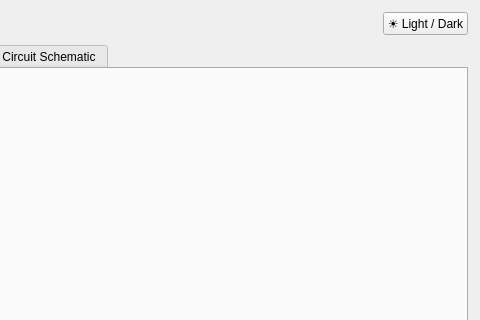
Qt form mainwindow.ui (oscarys/filter-toolbox) before a commit; both pictures show x 800 to 1280 and y 0 to 320 of the 1280 by 820 pixel window.
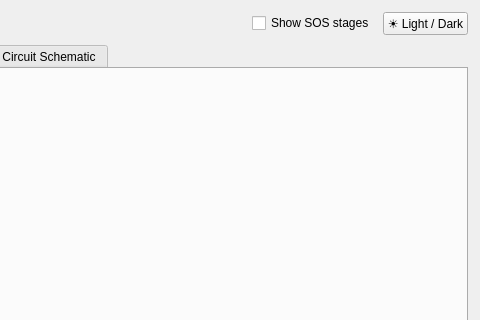
The same form after that commit.

Commit message: fix/feat: fixed frequency ranges for compute_frequency_response / added SOS response plots

The edit to the form file:
```diff
--- a/mainwindow.ui
+++ b/mainwindow.ui
@@ -336,6 +336,12 @@
            </property>
           </spacer>
          </item>
+         <item>
+          <widget class="QCheckBox" name="chkShowSOS">
+           <property name="text"><string>Show SOS stages</string></property>
+           <property name="checked"><bool>false</bool></property>
+          </widget>
+         </item>
          <item>
           <widget class="QPushButton" name="btnToggleTheme">
            <property name="text"><string>☀ Light / Dark</string></property>
```
The commit also changes 2 other files.
